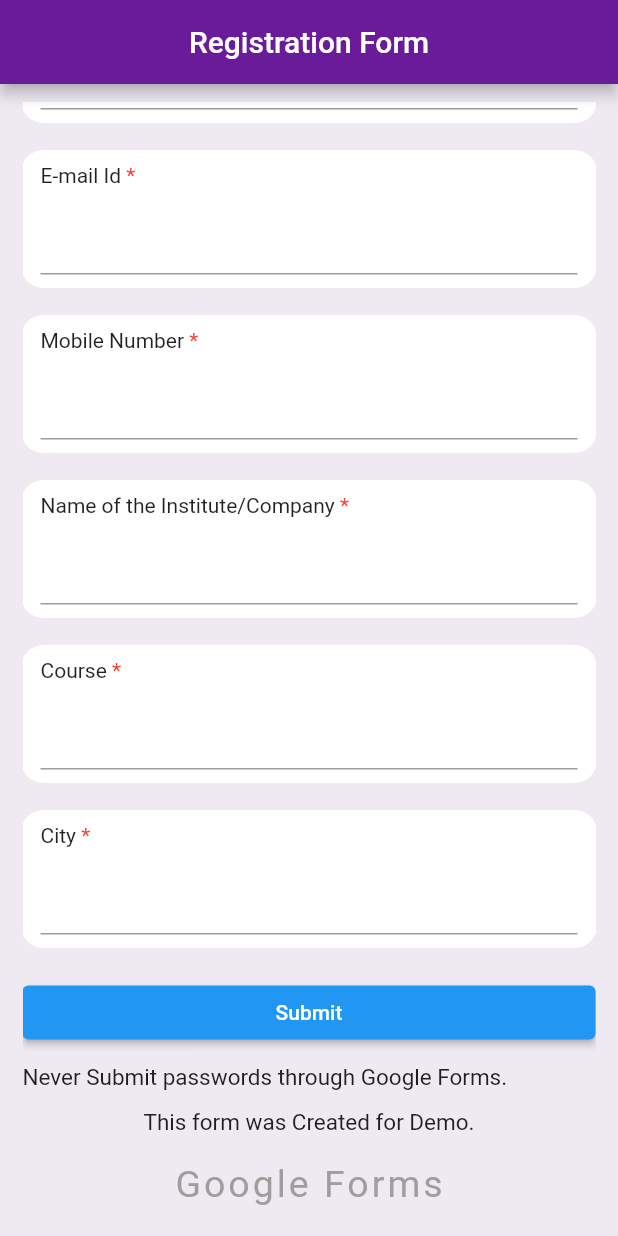
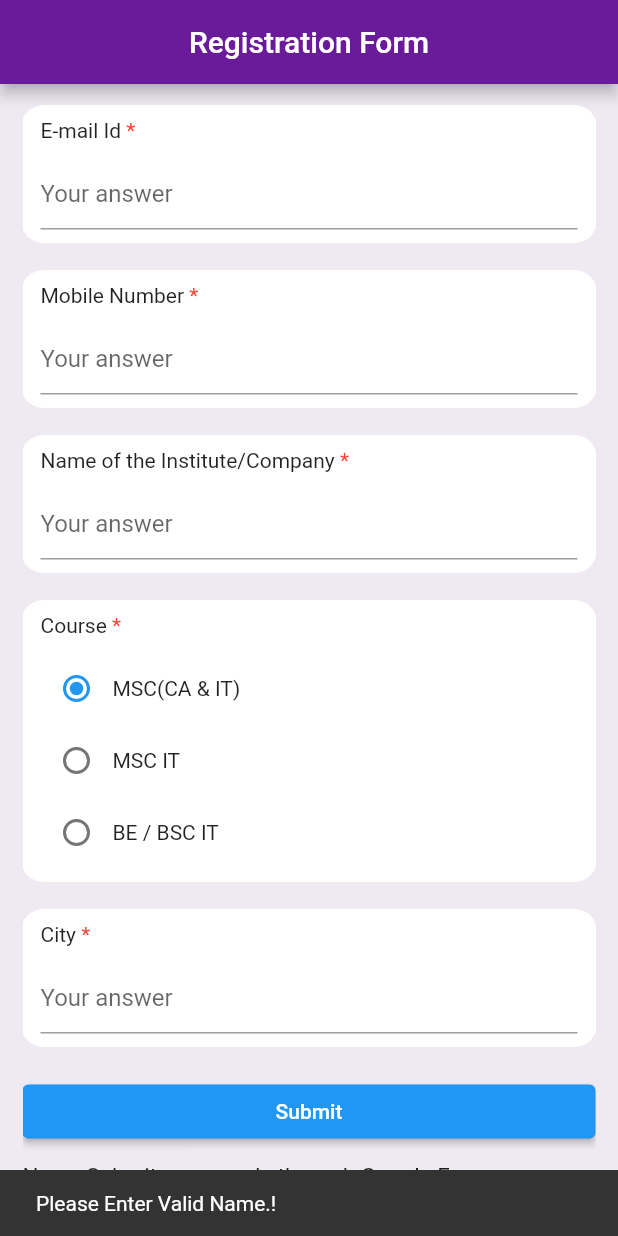
Before and after one commit to Maitripalan/example, a Flutter app: the screen it shows after launch, scrolled down 576 dp, after a tap on "Submit", on a phone screen of 412 x 824 dp. Run offline on Flutter 3.47's test engine with Material 2 defaults, Android fonts, the phone set to English and light mode, and no system bars; our stand-ins replace device_preview, shared_preferences.

Commit message:
initial commit

```diff
--- a/lib/screens/form.dart
+++ b/lib/screens/form.dart
@@ -1,5 +1,6 @@
 import 'package:example/screens/response.dart';
 import 'package:flutter/material.dart';
+import 'package:flutter/services.dart';
 import 'package:shared_preferences/shared_preferences.dart';
 
 class RegistrationForm extends StatefulWidget {
@@ -14,7 +15,6 @@ class _RegistrationFormState extends State<RegistrationForm> {
   TextEditingController _email = TextEditingController(text: '');
 
   TextEditingController _mobile = TextEditingController(text: '');
-  TextEditingController _course = TextEditingController(text: '');
   TextEditingController _company = TextEditingController(text: '');
   TextEditingController _city = TextEditingController(text: '');
 
@@ -29,6 +29,43 @@ class _RegistrationFormState extends State<RegistrationForm> {
     await prefs.setString("company", company);
     await prefs.setString("course", course);
     await prefs.setString("city", city);
+  }
+
+  String _radioVal = 'MSC(CA & IT)';
+
+  bool verifyEmail(String email) {
+    bool check = RegExp(
+            r"^[a-zA-Z0-9.a-zA-Z0-9.!#$%&'*+-/=?^_`{|}~]+@[a-zA-Z0-9]+\.[a-zA-Z]+")
+        .hasMatch(email);
+    return check;
+  }
+
+  int? _radioValue = 0;
+
+  VoidCallback? _handleRadioValueChange(int? value) {
+    setState(() {
+      _radioValue = value;
+
+      switch (_radioValue) {
+        case 0:
+        setState(() {
+          _radioVal = "MSC(CA & IT)";
+        });
+          break;
+
+        case 1:
+          setState(() {
+          _radioVal = "MSC IT";
+        });
+          break;
+
+        case 2:
+          setState(() {
+          _radioVal = "BE / BSC IT";
+        });
+          break;
+      }
+    });
   }
 
   @override
@@ -131,7 +168,14 @@ class _RegistrationFormState extends State<RegistrationForm> {
                                 ],
                               ),
                               SizedBox(height: 10),
-                              TextFormField()
+                              TextFormField(
+                                controller: _name,
+                                autofocus: false,
+                                maxLines: 1,
+                                keyboardType: TextInputType.text,
+                                decoration:
+                                    InputDecoration(hintText: "Your answer"),
+                              )
                             ]))),
                 SizedBox(height: 20),
                 Container(
@@ -158,7 +202,14 @@ class _RegistrationFormState extends State<RegistrationForm> {
                                 ],
                               ),
                               SizedBox(height: 10),
-                              TextFormField()
+                              TextFormField(
+                                controller: _email,
+                                autofocus: false,
+                                maxLines: 1,
+                                keyboardType: TextInputType.text,
+                                decoration:
+                                    InputDecoration(hintText: "Your answer"),
+                              )
                             ]))),
                 SizedBox(height: 20),
                 Container(
@@ -185,7 +236,17 @@ class _RegistrationFormState extends State<RegistrationForm> {
                                 ],
                               ),
                               SizedBox(height: 10),
-                              TextFormField()
+                              TextFormField(
+                                controller: _mobile,
+                                inputFormatters: [
+                                  LengthLimitingTextInputFormatter(10)
+                                ],
+                                autofocus: false,
+                                maxLines: 1,
+                                keyboardType: TextInputType.number,
+                                decoration:
+                                    InputDecoration(hintText: "Your answer"),
+                              )
                             ]))),
                 SizedBox(height: 20),
                 Container(
@@ -212,7 +273,14 @@ class _RegistrationFormState extends State<RegistrationForm> {
                                 ],
                               ),
                               SizedBox(height: 10),
-                              TextFormField()
+                              TextFormField(
+                                controller: _company,
+                                autofocus: false,
+                                maxLines: 1,
+                                keyboardType: TextInputType.text,
+                                decoration:
+                                    InputDecoration(hintText: "Your answer"),
+                              )
                             ]))),
                 SizedBox(height: 20),
                 Container(
@@ -239,7 +307,36 @@ class _RegistrationFormState extends State<RegistrationForm> {
                                 ],
                               ),
                               SizedBox(height: 10),
-                              TextFormField()
+                              Row(
+                                children: [
+                                  new Radio(
+                                    value: 0,
+                                    groupValue: _radioValue,
+                                    onChanged: _handleRadioValueChange,
+                                  ),
+                                  Text('MSC(CA & IT)'),
+                                ],
+                              ),
+                              Row(
+                                children: [
+                                  new Radio(
+                                    value: 1,
+                                    groupValue: _radioValue,
+                                    onChanged: _handleRadioValueChange,
+                                  ),
+                                  Text('MSC IT'),
+                                ],
+                              ),
+                              Row(
+                                children: [
+                                   new Radio(
+                                    value: 3,
+                                    groupValue: _radioValue,
+                                    onChanged: _handleRadioValueChange,
+                                  ),
+                                  Text('BE / BSC IT'),
+                                ],
+                              )
                             ]))),
                 SizedBox(height: 20),
                 Container(
@@ -266,41 +363,68 @@ class _RegistrationFormState extends State<RegistrationForm> {
                                 ],
                               ),
                               SizedBox(height: 10),
-                              TextFormField()
+                              TextFormField(
+                                controller: _city,
+                                autofocus: false,
+                                maxLines: 1,
+                                keyboardType: TextInputType.text,
+                                decoration:
+                                    InputDecoration(hintText: "Your answer"),
+                              )
                             ]))),
                 SizedBox(height: 20),
                 ElevatedButton(
                     // style: ButtonStyle(backgroundColor: MaterialStateProperty(Colors.accents)),
                     onPressed: () async {
                       try {
-                        if(_name.text.trim().length < 0 || _name.text.isEmpty)
-                        {
-                          Scaffold.of(context).showSnackBar(snackbar);
-                        } else if(_email.text.trim().length < 0 || _email.text.isEmpty)
-                        {
-                        ScaffoldMessenger.of(context).showSnackBar(snackBar);
-                        }
-                         else if(_mobile.text.trim().length < 0 || _mobile.text.isEmpty)
-                        {
-                                                  ScaffoldMessenger.of(context).showSnackBar(snackBar);
+                        if (_name.text.trim().length < 0 ||
+                            _name.text.isEmpty) {
+                          ScaffoldMessenger.of(context).showSnackBar(
+                            SnackBar(
+                              duration: Duration(milliseconds: 5000),
+                              content: Text("Please Enter Valid Name.!"),
+                            ),
+                          );
+                        } else if (_email.text.trim().length < 0 ||
+                            _email.text.isEmpty ||
+                            (!verifyEmail(_email.text))) {
+                          ScaffoldMessenger.of(context).showSnackBar(
+                            SnackBar(
+                              duration: Duration(milliseconds: 5000),
+                              content: Text("Please Enter valid Email !"),
+                            ),
+                          );
+                        } else if (_mobile.text.trim().length < 0 ||
+                            _mobile.text.isEmpty) {
+                          ScaffoldMessenger.of(context).showSnackBar(
+                            SnackBar(
+                              duration: Duration(milliseconds: 5000),
+                              content:
+                                  Text("Please enter 10 digit mobile Number."),
+                            ),
+                          );
                           ;
-                        } else if(_company.text.trim().length < 0 || _company.text.isEmpty)
-                        {
-                                                  ScaffoldMessenger.of(context).showSnackBar(snackBar);
+                        } else if (_company.text.trim().length < 0 ||
+                            _company.text.isEmpty) {
+                          ScaffoldMessenger.of(context).showSnackBar(
+                            SnackBar(
+                              duration: Duration(milliseconds: 5000),
+                              content: Text(
+                                  "Please enter valid Company/Insitute Name."),
+                            ),
+                          );
+                        } else if (_city.text.trim().length < 0 ||
+                            _city.text.isEmpty) {
+                          ScaffoldMessenger.of(context).showSnackBar(
+                            SnackBar(
+                              duration: Duration(milliseconds: 5000),
+                              content: Text("Please enter valid city !"),
+                            ),
+                          );
                           ;
-                        }else if(_course.text.trim().length < 0 || _course.text.isEmpty)
-                        {
-                                                  ScaffoldMessenger.of(context).showSnackBar(snackBar);
-;
-                        }
-                        else if(_city.text.trim().length < 0 || _city.text.isEmpty)
-                        {
-                                                  ScaffoldMessenger.of(context).showSnackBar(snackBar);
-;
-                        }
-                        else{
+                        } else {
                           await _setData(_name.text, _email.text, _mobile.text,
-                            _company.text, _course.text, _city.text);
+                              _company.text, _radioVal, _city.text);
 
                           Navigator.of(context).pop();
                           Navigator.of(context).push(MaterialPageRoute(
```
Lines whose indentation alone changed are shown as unchanged.
